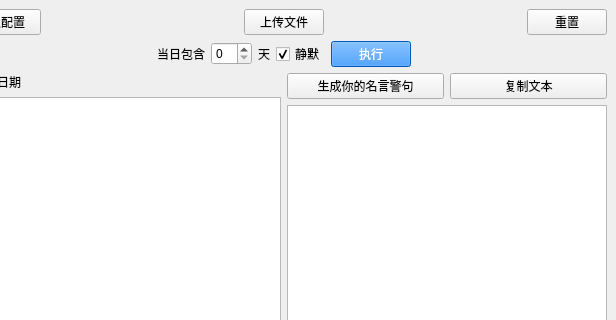
Old version of the form lwx_project/client/ui/daily_report.ui in the repository Cookie-HOO/lwx_project; both pictures show x 350 to 966 and y 0 to 320 of the 966 by 630 pixel window.
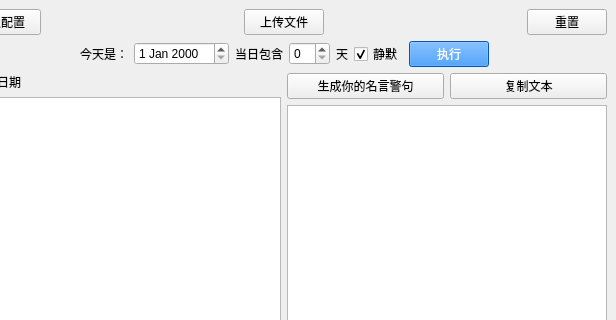
New version of the form.

Diff of the .ui file:
```diff
--- a/lwx_project/client/ui/daily_report.ui
+++ b/lwx_project/client/ui/daily_report.ui
@@ -90,6 +90,16 @@
         </property>
        </spacer>
       </item>
+      <item>
+       <widget class="QLabel" name="label_4">
+        <property name="text">
+         <string>今天是：</string>
+        </property>
+       </widget>
+      </item>
+      <item>
+       <widget class="QDateEdit" name="today_date"/>
+      </item>
       <item>
        <widget class="QLabel" name="label">
         <property name="text">
```
